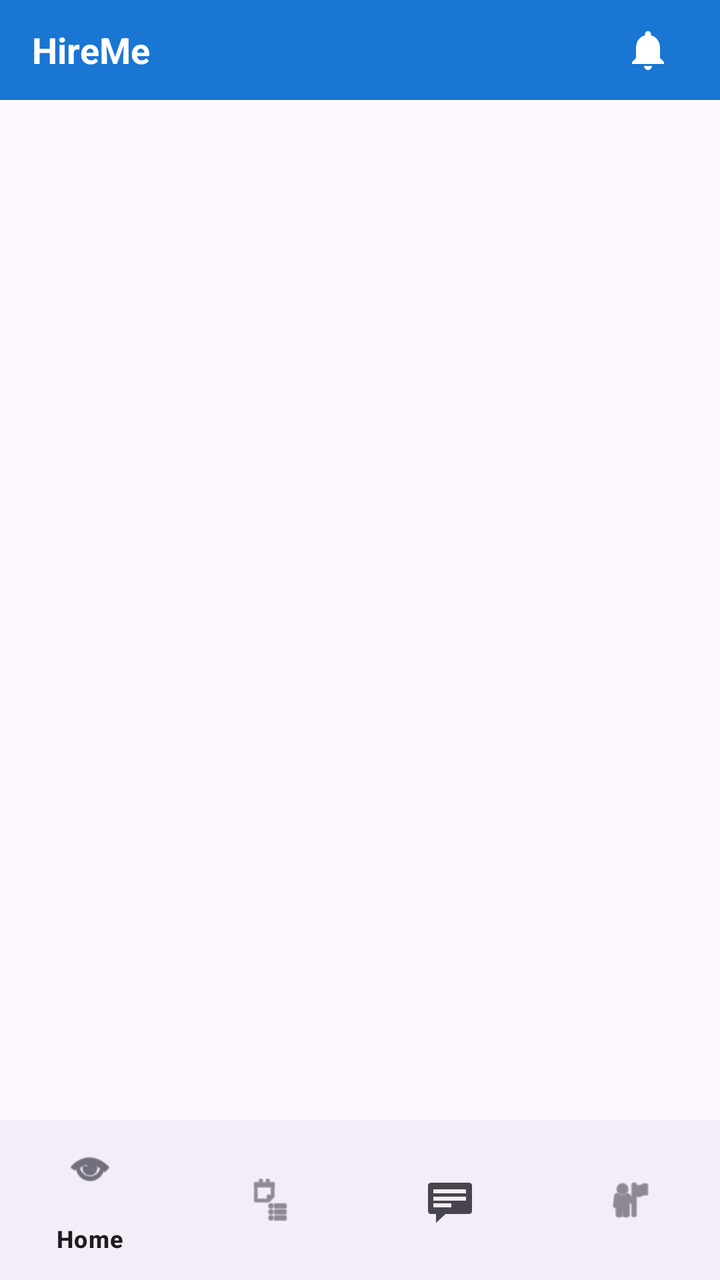
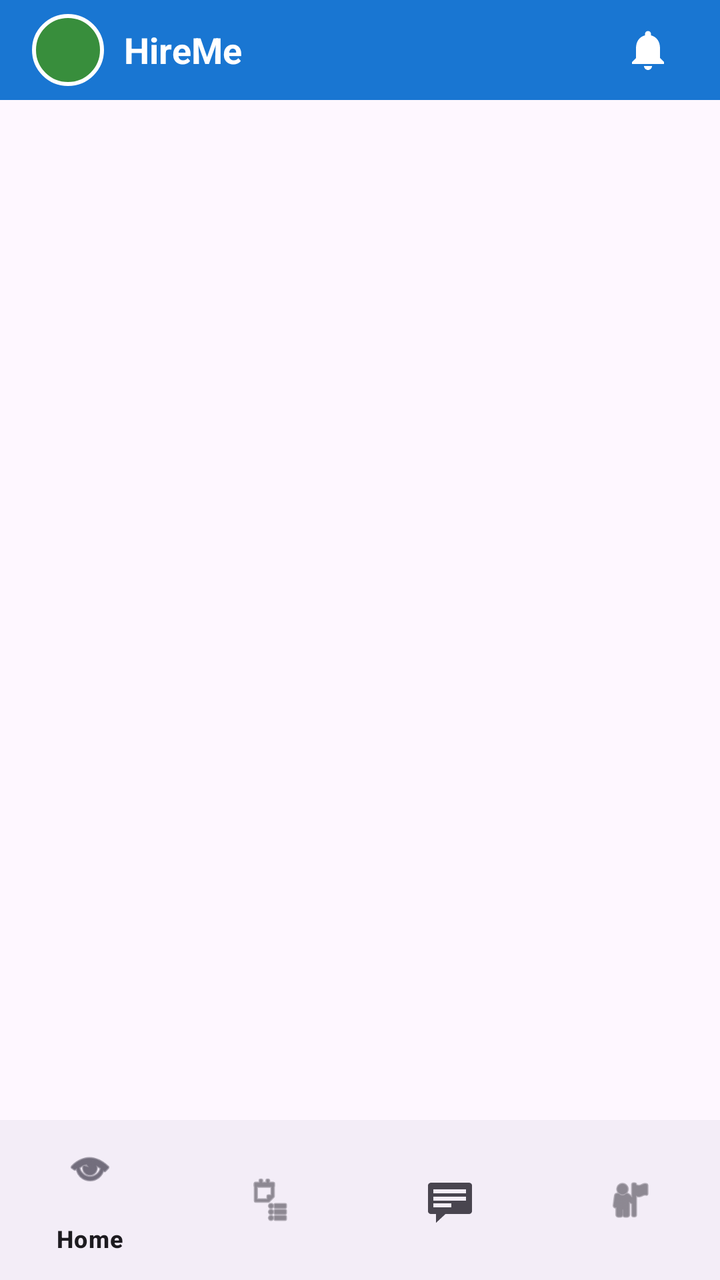

Two renders of the same Android screen: before a commit and after it. Below are the layout's source before the change and the commit's diff.
<!-- AndroidManifest.xml: application theme Theme.HireMeApp -->
<!-- res/layout/activity_dashboard.xml -->
<?xml version="1.0" encoding="utf-8"?>
<LinearLayout
    xmlns:android="http://schemas.android.com/apk/res/android"
    xmlns:app="http://schemas.android.com/apk/res-auto"
    android:layout_width="match_parent"
    android:layout_height="match_parent"
    android:orientation="vertical">

    <LinearLayout
        android:layout_width="match_parent"
        android:layout_height="50dp"
        android:background="#1976D2"
        android:gravity="center_vertical"
        android:paddingHorizontal="16dp">

        <TextView
            android:id="@+id/tvAppTitle"
            android:layout_width="0dp"
            android:layout_height="wrap_content"
            android:layout_weight="1"
            android:text="HireMe"
            android:textSize="18sp"
            android:textStyle="bold"
            android:textColor="@android:color/white"/>

        
        <FrameLayout
            android:layout_width="40dp"
            android:layout_height="40dp">

            <ImageButton
                android:id="@+id/btnNotifications"
                android:layout_width="match_parent"
                android:layout_height="match_parent"
                android:background="?attr/selectableItemBackgroundBorderless"
                android:src="@drawable/ic_notification_badge"
                android:contentDescription="Notifications"/>

            <TextView
                android:id="@+id/tvUnreadCount"
                android:layout_width="18dp"
                android:layout_height="18dp"
                android:layout_gravity="top|end"
                android:background="@drawable/bg_badge"
                android:gravity="center"
                android:textColor="@android:color/white"
                android:textSize="10sp"
                android:textStyle="bold"
                android:visibility="gone"/>

        </FrameLayout>

    </LinearLayout>

    <FrameLayout
        android:id="@+id/frameContainer"
        android:layout_width="match_parent"
        android:layout_height="0dp"
        android:layout_weight="1"/>

    <com.google.android.material.bottomnavigation.BottomNavigationView
        android:id="@+id/bottomNavigation"
        android:layout_width="match_parent"
        android:layout_height="wrap_content"
        app:menu="@menu/bottom_menu"/>

</LinearLayout>
<!-- resources referenced by this layout -->
<resources>
  <!-- drawable bg_badge (drawable) -->
  <?xml version="1.0" encoding="utf-8"?>
  <shape xmlns:android="http://schemas.android.com/apk/res/android"
      android:shape="oval">
      <solid android:color="#F44336"/>
      <stroke android:width="1.5dp" android:color="#FFFFFF"/>
  </shape>
  <!-- drawable ic_notification_badge (drawable) -->
  <?xml version="1.0" encoding="utf-8"?>
  <vector xmlns:android="http://schemas.android.com/apk/res/android"
      android:width="24dp"
      android:height="24dp"
      android:viewportWidth="24"
      android:viewportHeight="24">
      <path
          android:fillColor="#FFFFFF"
          android:pathData="M12,22c1.1,0 2,-0.9 2,-2h-4c0,1.1 0.9,2 2,2zM18,16v-5c0,-3.07 -1.63,-5.64 -4.5,-6.32V4c0,-0.83 -0.67,-1.5 -1.5,-1.5s-1.5,0.67 -1.5,1.5v0.68C7.64,5.36 6,7.92 6,11v5l-2,2v1h16v-1l-2,-2z"/>
  </vector>
  <style name="Theme.HireMeApp" parent="Base.Theme.HireMeApp" />
  <style name="Base.Theme.HireMeApp" parent="Theme.Material3.DayNight.NoActionBar">
          
          
      </style>
</resources>

<!-- the commit's change to res/layout/activity_dashboard.xml (unified diff, before → after) -->
@@ -12,6 +12,30 @@
         android:background="#1976D2"
         android:gravity="center_vertical"
         android:paddingHorizontal="16dp">
+
+        <FrameLayout
+            android:layout_width="36dp"
+            android:layout_height="36dp"
+            android:layout_marginEnd="10dp">
+
+            <ImageView
+                android:id="@+id/imgSeekerProfile"
+                android:layout_width="match_parent"
+                android:layout_height="match_parent"
+                android:scaleType="centerCrop"
+                android:visibility="gone"/>
+
+            <TextView
+                android:id="@+id/tvSeekerInitials"
+                android:layout_width="match_parent"
+                android:layout_height="match_parent"
+                android:background="@drawable/bg_circle"
+                android:gravity="center"
+                android:textColor="@android:color/white"
+                android:textSize="14sp"
+                android:textStyle="bold"/>
+
+        </FrameLayout>
 
         <TextView
             android:id="@+id/tvAppTitle"
<!-- resource entries referenced after the edit -->
@@ -6,6 +6,13 @@
       android:shape="oval">
       <solid android:color="#F44336"/>
       <stroke android:width="1.5dp" android:color="#FFFFFF"/>
+  </shape>
+  <!-- drawable bg_circle (drawable) -->
+  <?xml version="1.0" encoding="utf-8"?>
+  <shape xmlns:android="http://schemas.android.com/apk/res/android"
+      android:shape="oval">
+      <solid android:color="#388E3C" />
+      <stroke android:width="2dp" android:color="#FFFFFF"/>
   </shape>
   <!-- drawable ic_notification_badge (drawable) -->
   <?xml version="1.0" encoding="utf-8"?>
